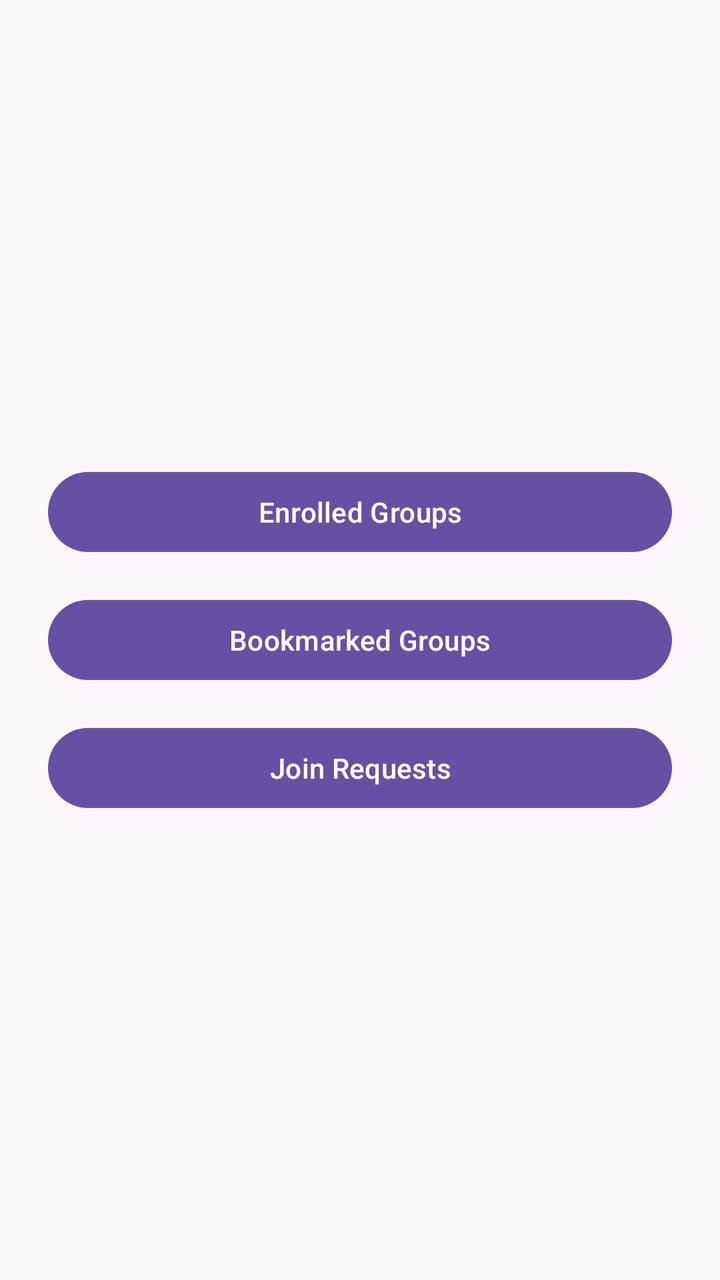
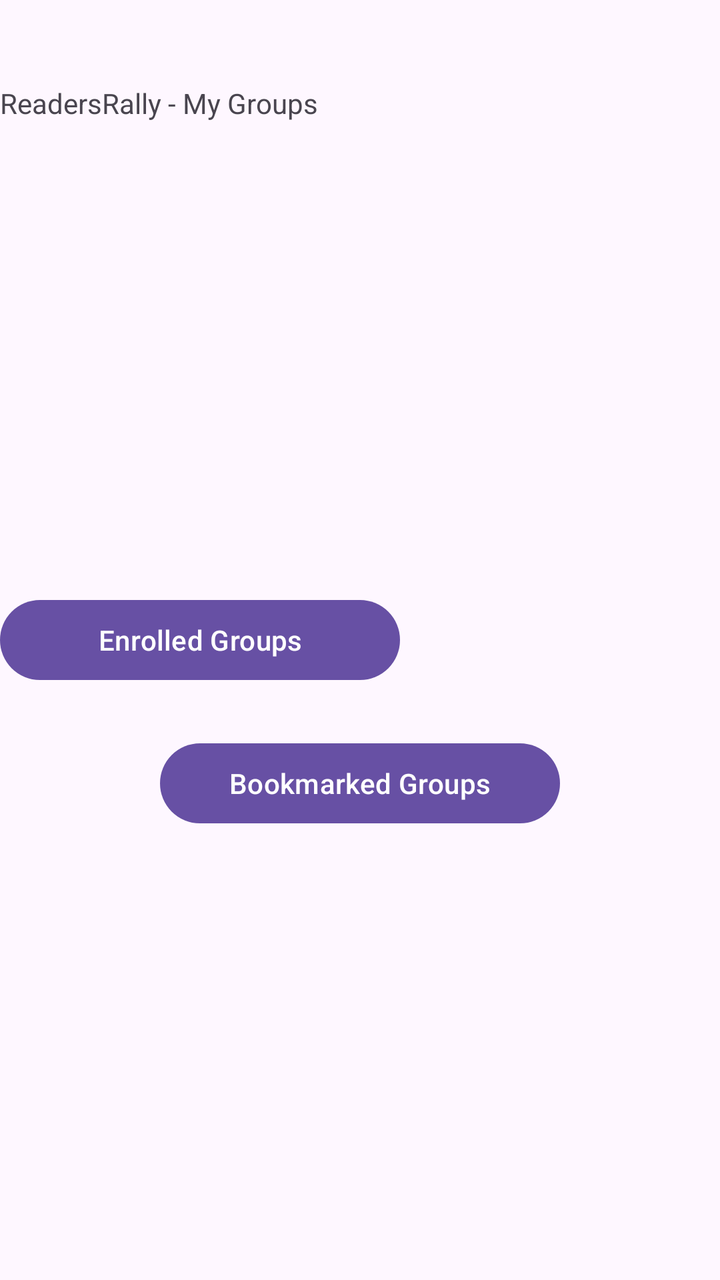

The first picture is an Android layout as it rendered before a commit; the second is the same layout after the commit. The layout source and the unified diff follow.
<!-- AndroidManifest.xml: application theme Theme.ReadersRally -->
<!-- res/layout/activity_my_groups.xml -->
<?xml version="1.0" encoding="utf-8"?>
<LinearLayout
    xmlns:android="http://schemas.android.com/apk/res/android"
    android:layout_width="match_parent"
    android:layout_height="match_parent"
    android:orientation="vertical"
    android:gravity="center_vertical"
    android:padding="24dp">

    <Button
        android:id="@+id/enrolledGroupsButton"
        android:layout_width="match_parent"
        android:layout_height="wrap_content"
        android:layout_marginBottom="16dp"
        android:text="Enrolled Groups" />

    <Button
        android:id="@+id/bookmarkedGroupsButton"
        android:layout_width="match_parent"
        android:layout_height="wrap_content"
        android:layout_marginBottom="16dp"
        android:text="Bookmarked Groups" />

    <Button
        android:id="@+id/joinRequestsButton"
        android:layout_width="match_parent"
        android:layout_height="wrap_content"
        android:text="Join Requests" />

</LinearLayout>
<!-- resources referenced by this layout -->
<resources>
  <style name="Theme.ReadersRally" parent="Base.Theme.ReadersRally" />
  <style name="Base.Theme.ReadersRally" parent="Theme.Material3.DayNight.NoActionBar">
          
          
      </style>
</resources>

<!-- the commit's change to res/layout/activity_my_groups.xml (unified diff, before → after) -->
@@ -1,30 +1,56 @@
 <?xml version="1.0" encoding="utf-8"?>
-<LinearLayout
-    xmlns:android="http://schemas.android.com/apk/res/android"
+<androidx.constraintlayout.widget.ConstraintLayout xmlns:android="http://schemas.android.com/apk/res/android"
+    xmlns:app="http://schemas.android.com/apk/res-auto"
+    xmlns:tools="http://schemas.android.com/tools"
+    android:id="@+id/linearLayout"
     android:layout_width="match_parent"
     android:layout_height="match_parent"
-    android:orientation="vertical"
-    android:gravity="center_vertical"
-    android:padding="24dp">
+    android:gravity="center_vertical">
 
     <Button
         android:id="@+id/enrolledGroupsButton"
-        android:layout_width="match_parent"
-        android:layout_height="wrap_content"
-        android:layout_marginBottom="16dp"
-        android:text="Enrolled Groups" />
+        android:layout_width="200dp"
+        android:layout_height="48dp"
+        android:layout_marginTop="296dp"
+        android:text="Enrolled Groups"
+        app:layout_constraintTop_toTopOf="parent"
+        tools:layout_editor_absoluteX="105dp" />
 
     <Button
         android:id="@+id/bookmarkedGroupsButton"
-        android:layout_width="match_parent"
+        android:layout_width="200dp"
         android:layout_height="wrap_content"
+        android:layout_marginStart="106dp"
+        android:layout_marginTop="20dp"
+        android:layout_marginEnd="106dp"
         android:layout_marginBottom="16dp"
-        android:text="Bookmarked Groups" />
+        android:text="Bookmarked Groups"
+        app:layout_constraintBottom_toTopOf="@+id/joinRequestsButton"
+        app:layout_constraintEnd_toEndOf="parent"
+        app:layout_constraintStart_toStartOf="parent"
+        app:layout_constraintTop_toBottomOf="@+id/enrolledGroupsButton" />
 
     <Button
         android:id="@+id/joinRequestsButton"
-        android:layout_width="match_parent"
+        android:layout_width="200dp"
         android:layout_height="wrap_content"
-        android:text="Join Requests" />
+        android:layout_marginStart="106dp"
+        android:layout_marginTop="438dp"
+        android:layout_marginEnd="105dp"
+        android:layout_marginBottom="255dp"
+        android:text="Join Requests"
+        app:layout_constraintBottom_toBottomOf="parent"
+        app:layout_constraintEnd_toEndOf="parent"
+        app:layout_constraintStart_toStartOf="parent"
+        app:layout_constraintTop_toTopOf="parent" />
 
-</LinearLayout>
+    <TextView
+        android:id="@+id/myGroupsHeader"
+        android:layout_width="wrap_content"
+        android:layout_height="wrap_content"
+        android:layout_marginTop="42dp"
+        android:text="@string/my_groups_header"
+        app:layout_constraintTop_toTopOf="parent"
+        tools:layout_editor_absoluteX="125dp" />
+
+</androidx.constraintlayout.widget.ConstraintLayout>
<!-- resource entries referenced after the edit -->
@@ -1,5 +1,6 @@
 <!-- resources referenced by this layout -->
 <resources>
+  <string name="my_groups_header">ReadersRally - My Groups</string>
   <style name="Theme.ReadersRally" parent="Base.Theme.ReadersRally" />
   <style name="Base.Theme.ReadersRally" parent="Theme.Material3.DayNight.NoActionBar">
           
